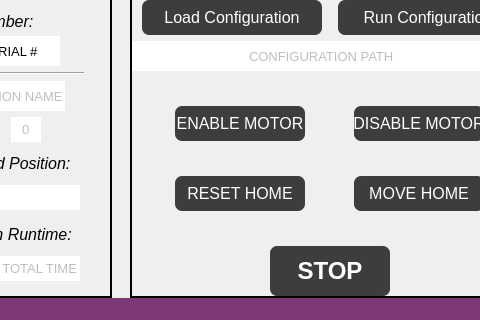
The window that src/ECM_gui/ECM_controller_gui.ui (dmherrington/ECM-Control-System) describes before a commit, drawn with Qt 5; both pictures show x 318 to 798 and y 690 to 1010 of the 1045 by 1010 pixel window.
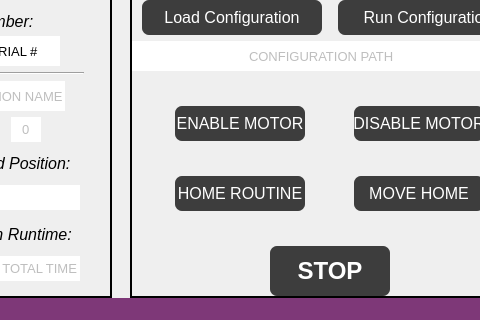
The same window after the commit. Custom widgets are drawn as their Qt base class.

Patch:
```diff
--- a/src/ECM_gui/ECM_controller_gui.ui
+++ b/src/ECM_gui/ECM_controller_gui.ui
@@ -1489,7 +1489,7 @@
               </font>
              </property>
              <property name="text">
-              <string>RESET HOME</string>
+              <string>HOME ROUTINE</string>
              </property>
             </widget>
            </item>
```
Left out of the diff: 2 changed lines with no effect on the pictures.
